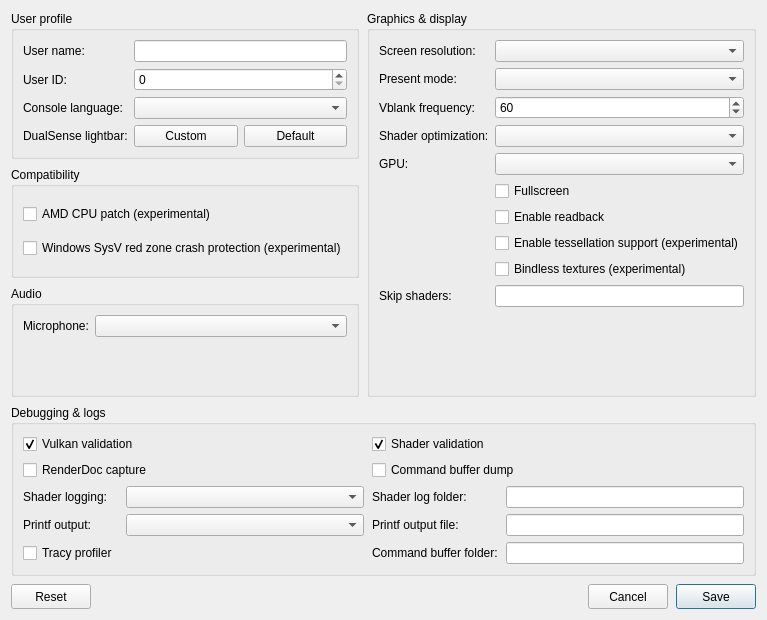
The window that src/launcher/forms/configuration_edit_dialog.ui (IDXTRI/KytyPS5) describes before a commit, drawn with Qt 5.
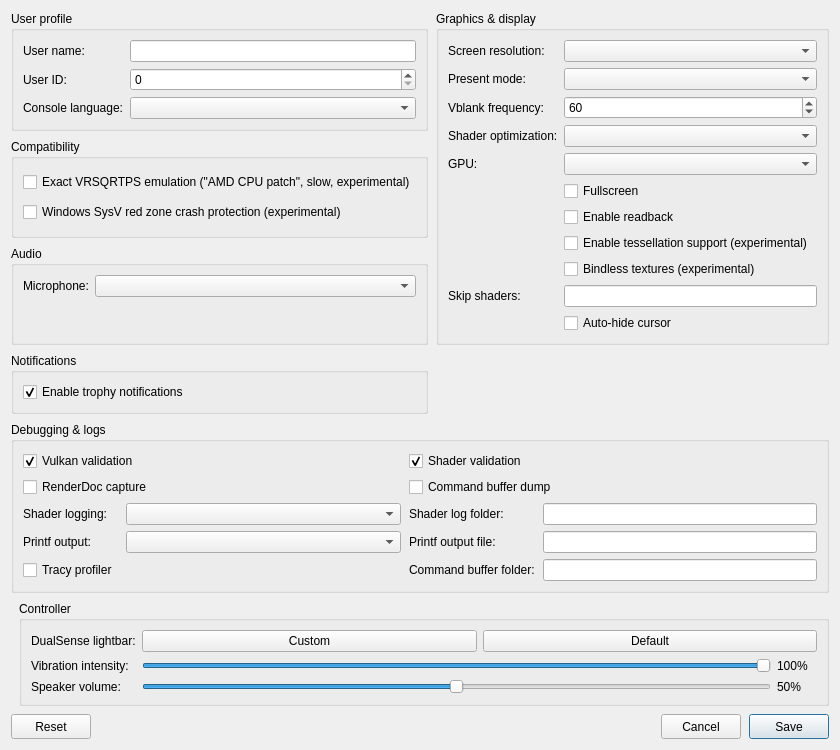
The same window after the commit. Custom widgets are drawn as their Qt base class.

```diff
--- a/src/launcher/forms/configuration_edit_dialog.ui
+++ b/src/launcher/forms/configuration_edit_dialog.ui
@@ -6,7 +6,7 @@
    <rect>
     <x>0</x>
     <y>0</y>
-    <width>760</width>
+    <width>840</width>
     <height>620</height>
    </rect>
   </property>
@@ -23,7 +23,7 @@
    <property name="verticalSpacing">
     <number>8</number>
    </property>
-   <item row="0" column="0">
+   <item row="0" column="0" colspan="2">
     <layout class="QGridLayout" name="sectionsLayout" columnstretch="1,1">
      <property name="horizontalSpacing">
       <number>8</number>
@@ -72,27 +72,6 @@
           <property name="toolTip"><string>Language</string></property>
          </widget>
         </item>
-        <item row="3" column="0">
-         <widget class="QLabel" name="label_controller_color">
-          <property name="text"><string>DualSense lightbar:</string></property>
-         </widget>
-        </item>
-        <item row="3" column="1">
-         <layout class="QHBoxLayout" name="controllerColorLayout">
-          <item>
-           <widget class="QPushButton" name="button_controller_color">
-            <property name="toolTip"><string>Choose and preview a fixed LED color. Bluetooth DualSense may take several seconds to update.</string></property>
-            <property name="text"><string>Custom</string></property>
-           </widget>
-          </item>
-          <item>
-           <widget class="QPushButton" name="button_controller_color_reset">
-            <property name="toolTip"><string>Let the game control the lightbar</string></property>
-            <property name="text"><string>Default</string></property>
-           </widget>
-          </item>
-         </layout>
-        </item>
        </layout>
       </widget>
      </item>
@@ -211,10 +190,31 @@
           <property name="clearButtonEnabled"><bool>true</bool></property>
          </widget>
         </item>
+        <item row="10" column="1">
+         <widget class="QCheckBox" name="checkBox_hide_cursor">
+          <property name="toolTip"><string>Hide the host cursor after 2 seconds without mouse activity</string></property>
+          <property name="text"><string>Auto-hide cursor</string></property>
+         </widget>
+        </item>
        </layout>
       </widget>
      </item>
-     <item row="3" column="0" colspan="2">
+     <item row="3" column="0">
+      <widget class="QGroupBox" name="notifications_group">
+       <property name="title"><string>Notifications</string></property>
+       <layout class="QVBoxLayout" name="notificationsLayout">
+        <item>
+         <widget class="QCheckBox" name="checkBox_trophy_notifications">
+          <property name="toolTip"><string>Show trophy unlock notifications and play their sound.
+To use your own sound, replace the emulator's assets/sounds/trophy-unlock.wav with a WAV file and restart the game.</string></property>
+          <property name="text"><string>Enable trophy notifications</string></property>
+          <property name="checked"><bool>true</bool></property>
+         </widget>
+        </item>
+       </layout>
+      </widget>
+     </item>
+     <item row="4" column="0" colspan="2">
       <widget class="QGroupBox" name="debug_group">
        <property name="title">
         <string>Debugging &amp;&amp; logs</string>
@@ -318,8 +318,8 @@
        <layout class="QVBoxLayout" name="compatibilityLayout">
         <item>
          <widget class="QCheckBox" name="checkBox_amd_cpu">
-          <property name="toolTip"><string>Patch CPU instructions that differ between AMD and the host CPU.</string></property>
-          <property name="text"><string>AMD CPU patch (experimental)</string></property>
+          <property name="toolTip"><string>Replaces the guest's approximate VRSQRTPS with an exact value, through a CPU exception each time it runs (slow). The PS5 CPU is AMD: on an AMD PC the native instruction already matches the console better. Try it only if animation or physics look wrong (most likely on Intel).</string></property>
+          <property name="text"><string>Exact VRSQRTPS emulation ("AMD CPU patch", slow, experimental)</string></property>
          </widget>
         </item>
         <item>
@@ -333,7 +333,82 @@
      </item>
     </layout>
    </item>
-   <item row="2" column="0">
+   <item row="1" column="1">
+    <widget class="QGroupBox" name="controller_group">
+     <property name="title"><string>Controller</string></property>
+     <layout class="QFormLayout" name="controllerLayout">
+      <property name="fieldGrowthPolicy"><enum>QFormLayout::AllNonFixedFieldsGrow</enum></property>
+      <item row="0" column="0">
+       <widget class="QLabel" name="label_controller_color">
+        <property name="text"><string>DualSense lightbar:</string></property>
+       </widget>
+      </item>
+      <item row="0" column="1">
+       <layout class="QHBoxLayout" name="controllerColorLayout">
+        <item>
+         <widget class="QPushButton" name="button_controller_color">
+          <property name="toolTip"><string>Choose and preview a fixed LED color. Bluetooth DualSense may take several seconds to update.</string></property>
+          <property name="text"><string>Custom</string></property>
+         </widget>
+        </item>
+        <item>
+         <widget class="QPushButton" name="button_controller_color_reset">
+          <property name="toolTip"><string>Let the game control the lightbar</string></property>
+          <property name="text"><string>Default</string></property>
+         </widget>
+        </item>
+       </layout>
+      </item>
+      <item row="1" column="0">
+       <widget class="QLabel" name="label_controller_vibration">
+        <property name="text"><string>Vibration intensity:</string></property>
+       </widget>
+      </item>
+      <item row="1" column="1">
+       <layout class="QHBoxLayout" name="controllerVibrationLayout">
+        <item>
+         <widget class="QSlider" name="slider_controller_vibration">
+          <property name="toolTip"><string>Scale DualSense vibration over USB and Bluetooth</string></property>
+          <property name="maximum"><number>100</number></property>
+          <property name="value"><number>100</number></property>
+          <property name="orientation"><enum>Qt::Horizontal</enum></property>
+         </widget>
+        </item>
+        <item>
+         <widget class="QLabel" name="label_controller_vibration_value">
+          <property name="minimumSize"><size><width>40</width><height>0</height></size></property>
+          <property name="text"><string>100%</string></property>
+         </widget>
+        </item>
+       </layout>
+      </item>
+      <item row="2" column="0">
+       <widget class="QLabel" name="label_controller_volume">
+        <property name="text"><string>Speaker volume:</string></property>
+       </widget>
+      </item>
+      <item row="2" column="1">
+       <layout class="QHBoxLayout" name="controllerVolumeLayout">
+        <item>
+         <widget class="QSlider" name="slider_controller_volume">
+          <property name="toolTip"><string>Scale the DualSense speaker over USB and Bluetooth. 50% is the previous default; 100% adds 6 dB of gain.</string></property>
+          <property name="maximum"><number>100</number></property>
+          <property name="value"><number>50</number></property>
+          <property name="orientation"><enum>Qt::Horizontal</enum></property>
+         </widget>
+        </item>
+        <item>
+         <widget class="QLabel" name="label_controller_volume_value">
+          <property name="minimumSize"><size><width>40</width><height>0</height></size></property>
+          <property name="text"><string>50%</string></property>
+         </widget>
+        </item>
+       </layout>
+      </item>
+     </layout>
+    </widget>
+   </item>
+   <item row="2" column="0" colspan="2">
     <layout class="QHBoxLayout" name="buttonLayout">
      <item>
      <widget class="QPushButton" name="clear_button">
```
